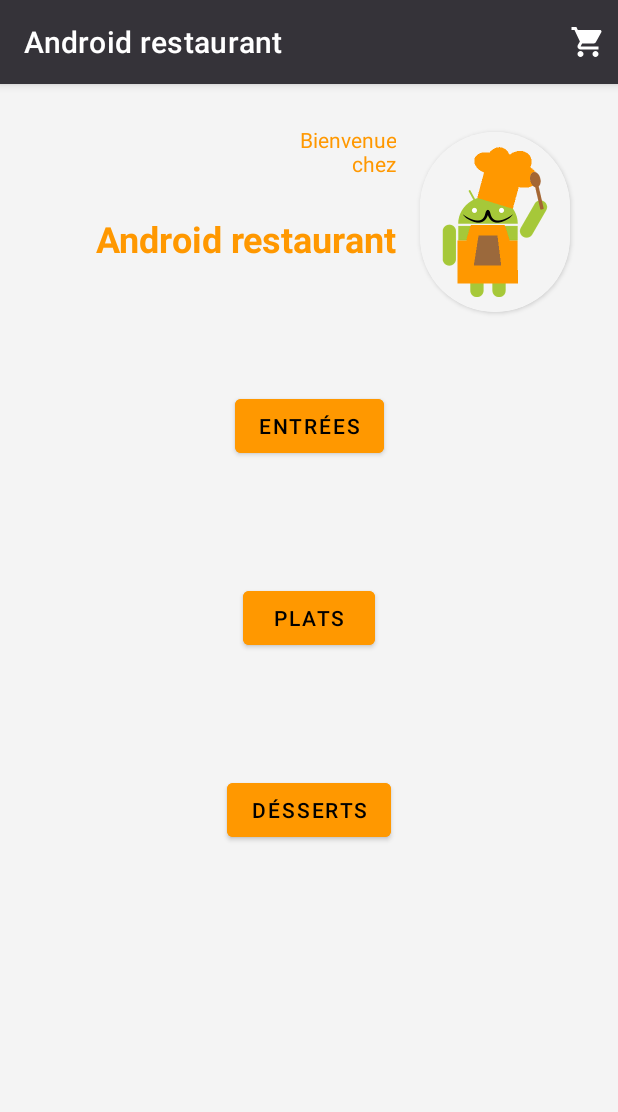
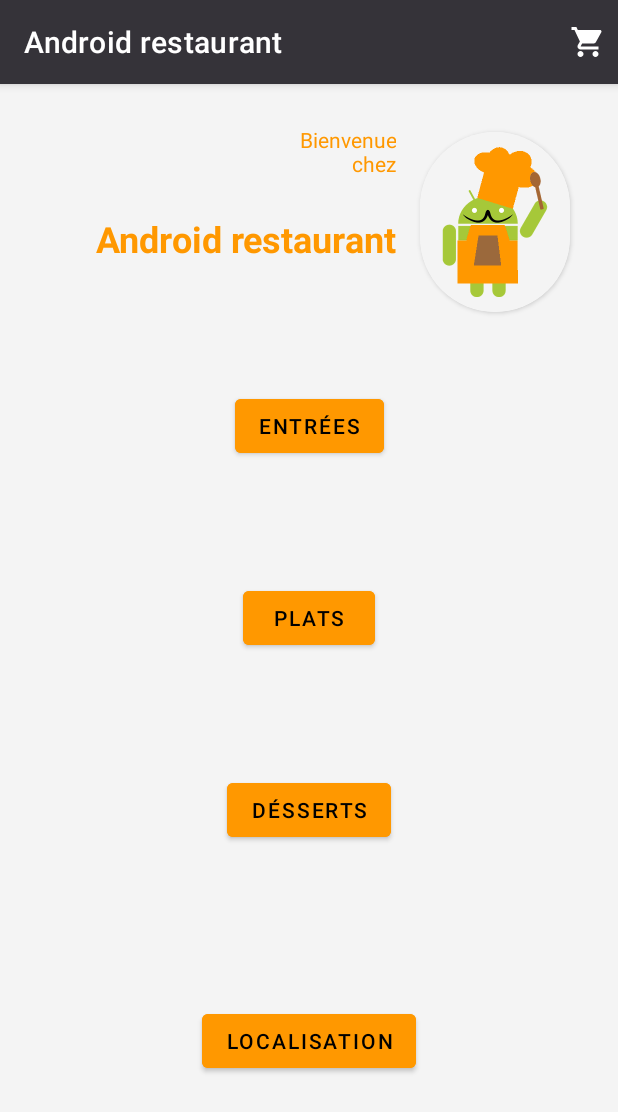
Before and after one commit to Admbh/AndoidERestaurant, an Android app: the screen it shows after launch (HomeActivity), on a phone screen of 412 x 824 dp. Shown: the top 1112 px of the screen. Run offline under Robolectric (Android 15) with nearby library versions, the phone set to English and light mode, and no system bars.

```diff
--- a/app/build.gradle
+++ b/app/build.gradle
@@ -48,6 +48,7 @@ dependencies {
     implementation 'com.squareup.picasso:picasso:2.71828'
     implementation "androidx.swiperefreshlayout:swiperefreshlayout:1.1.0"
     implementation 'androidx.legacy:legacy-support-v4:1.0.0'
+    implementation 'com.google.android.gms:play-services-maps:17.0.0'
     testImplementation 'junit:junit:4.+'
     androidTestImplementation 'androidx.test.ext:junit:1.1.1'
     androidTestImplementation 'androidx.test.espresso:espresso-core:3.2.0'
--- a/app/src/main/java/com/example/isen_2021/HomeActivity.kt
+++ b/app/src/main/java/com/example/isen_2021/HomeActivity.kt
@@ -3,6 +3,7 @@ package com.example.isen_2021
 import android.content.Intent
 import android.os.Bundle
 import com.example.isen_2021.databinding.ActivityHomeBinding
+import com.example.isen_2021.map.MapsActivity
 
 class HomeActivity : BaseActivity() {
 
@@ -24,6 +25,11 @@ class HomeActivity : BaseActivity() {
             startCategoryActivity(ItemType.DESSERT)
         }
 
+        binding.mapButton.setOnClickListener {
+            val intent = Intent(this , MapsActivity::class.java)
+            startActivity(intent)
+        }
+
     }
 
     private fun startCategoryActivity(item: ItemType) {
--- a/app/src/main/res/layout/activity_home.xml
+++ b/app/src/main/res/layout/activity_home.xml
@@ -90,4 +90,16 @@
         app:layout_constraintStart_toStartOf="parent"
         app:layout_constraintTop_toBottomOf="@+id/mainButton" />
 
+    <Button
+        android:id="@+id/mapButton"
+        android:layout_width="wrap_content"
+        android:layout_height="wrap_content"
+        android:backgroundTint="@color/title"
+        android:text="@string/map"
+        android:textColor="#000000"
+        app:layout_constraintBottom_toBottomOf="parent"
+        app:layout_constraintEnd_toEndOf="parent"
+        app:layout_constraintStart_toStartOf="parent"
+        app:layout_constraintTop_toBottomOf="@+id/dessertButton" />
+
 </androidx.constraintlayout.widget.ConstraintLayout>
--- a/app/src/main/res/values/strings.xml
+++ b/app/src/main/res/values/strings.xml
@@ -5,6 +5,7 @@
     <string name="starter">Entrées</string>
     <string name="main">Plats</string>
     <string name="dessert">Désserts</string>
+    <string name="map">Localisation</string>
 
     <string name="toast_content">Contenu du toast</string>
 
@@ -22,5 +23,6 @@
     <string name="register">Créer votre compte</string>
 
     <string name="login">Se connecter</string>
+    <string name="title_activity_maps">Map</string>
 
 </resources>
```
Also changed, not shown: app/src/debug/res/values/google_maps_api.xml (added, +24 -0 lines), app/src/main/AndroidManifest.xml (+23 -1 lines), app/src/main/java/com/example/isen_2021/map/MapsActivity.kt (added, +33 -0 lines), app/src/main/res/layout/activity_maps.xml (added, +9 -0 lines), 12 other files.
